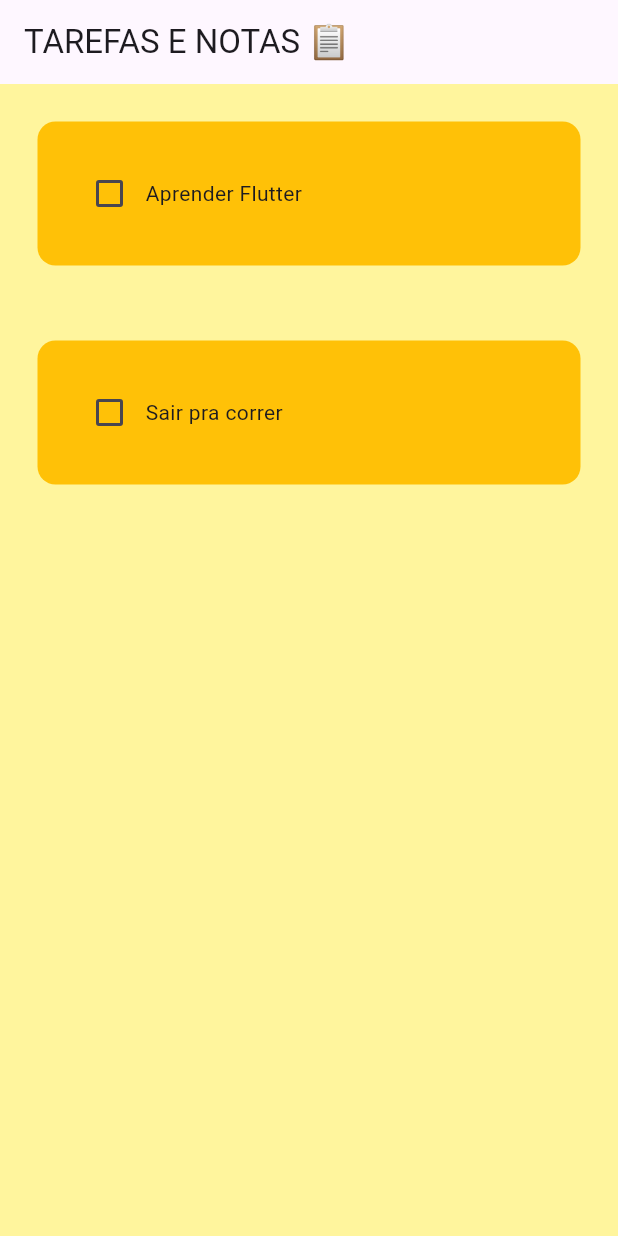
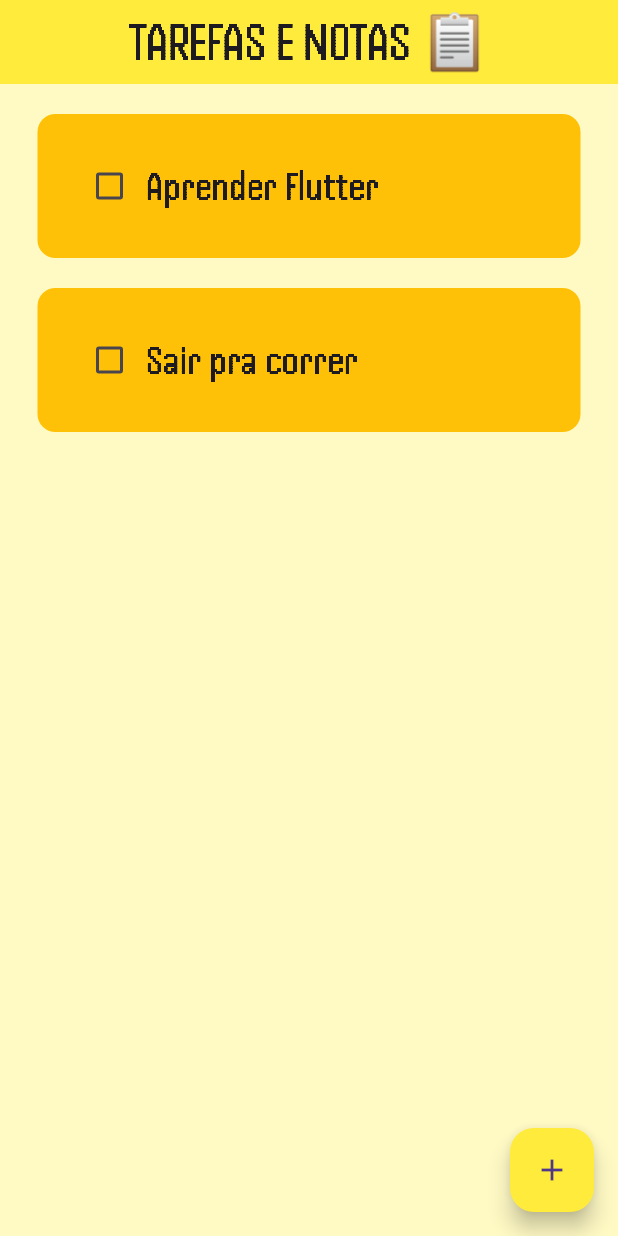
Before and after one commit to vinciius/listatarefas, a Flutter app: the screen it shows after launch, on a phone screen of 412 x 824 dp. Run offline on Flutter 3.47's test engine with Material 3 defaults, Android fonts, the phone set to English and light mode, and no system bars.

```diff
--- a/lib/main.dart
+++ b/lib/main.dart
@@ -1,3 +1,5 @@
+// ignore_for_file: prefer_const_constructors
+
 import 'package:flutter/material.dart';
 import 'package:todo_app/pages/home_page.dart';
 
--- a/lib/pages/home_page.dart
+++ b/lib/pages/home_page.dart
@@ -1,4 +1,6 @@
+// ignore_for_file: prefer_const_constructors
 import 'package:flutter/material.dart';
+import 'package:todo_app/util/dialog_box.dart';
 import 'package:todo_app/util/todo_tile.dart';
 
 class HomePage extends StatefulWidget {
@@ -13,7 +15,6 @@ class _HomePageState extends State<HomePage> {
   List toDoList = [
     ["Aprender Flutter", false],
     ["Sair pra correr", false],
-
   ];
 
   // checkbox was tapped
@@ -23,12 +24,37 @@ class _HomePageState extends State<HomePage> {
     });
   }
 
+  // method for creating new tasks
+    void createNewTask() {
+      showDialog(
+        context: context,
+        builder: (context) {
+          return DialogBox();
+        });
+  }
+
   @override
   Widget build(BuildContext context) {
     return Scaffold(
-      backgroundColor: Colors.yellow[200],
+      backgroundColor: Colors.yellow[100],
       appBar: AppBar(
-        title: Text('TAREFAS E NOTAS 📋'),
+        backgroundColor: Colors.yellow,
+        title: Center(
+          child: Text(
+            'TAREFAS E NOTAS 📋',
+            style: TextStyle(
+              fontFamily: 'Handjet',
+              fontSize: 36,
+              fontWeight: FontWeight.w500,
+            ),
+          ),
+        ),
+      ),
+      floatingActionButton: FloatingActionButton(
+        onPressed: createNewTask,
+        backgroundColor: Colors.yellow,
+        child: Icon(Icons.add),
+
       ),
       body: ListView.builder(
         itemCount: toDoList.length,
--- a/lib/util/todo_tile.dart
+++ b/lib/util/todo_tile.dart
@@ -1,5 +1,4 @@
 // ignore_for_file: must_be_immutable, prefer_const_constructors
-
 import 'package:flutter/material.dart';
 
 class ToDoTile extends StatelessWidget {
@@ -12,12 +11,15 @@ class ToDoTile extends StatelessWidget {
     required this.taskName,
     required this.taskCompleted,
     required this.onChanged,
-    });
+  });
 
   @override
   Widget build(BuildContext context) {
     return Padding(
-      padding: const EdgeInsets.all(25),
+      padding: const EdgeInsets.only(
+        left: 25,
+        top: 20,
+        right: 25),
       child: Container(
         padding: EdgeInsets.all(24),
         decoration: BoxDecoration(
@@ -27,10 +29,24 @@ class ToDoTile extends StatelessWidget {
         child: Row(
           children: [
             // checkbox
-            Checkbox(value: taskCompleted, onChanged: onChanged),
-
+            Checkbox(
+              value: taskCompleted,
+              onChanged: onChanged,
+              activeColor: Colors.purple,
+              checkColor: Colors.black,
+              ),
             // nome da tarefa
-            Text(taskName),
+            Text(
+              taskName,
+              style: TextStyle(
+                decoration: taskCompleted
+                ? TextDecoration.lineThrough
+                : TextDecoration.none,
+                fontFamily: 'Handjet',
+                fontSize: 28,
+                fontWeight: FontWeight.w500,
+              ),
+            ),
           ],
         ),
       ),
```
Also changed, not shown: lib/util/dialog_box.dart (added, +57 -0 lines), lib/util/general_button.dart (added, +33 -0 lines), pubspec.yaml (+8 -12 lines), assets/fonts/Handjet-VariableFont_ELGR,ELSH,wght.ttf (added), assets/fonts/Rubik-Regular.ttf (added).
